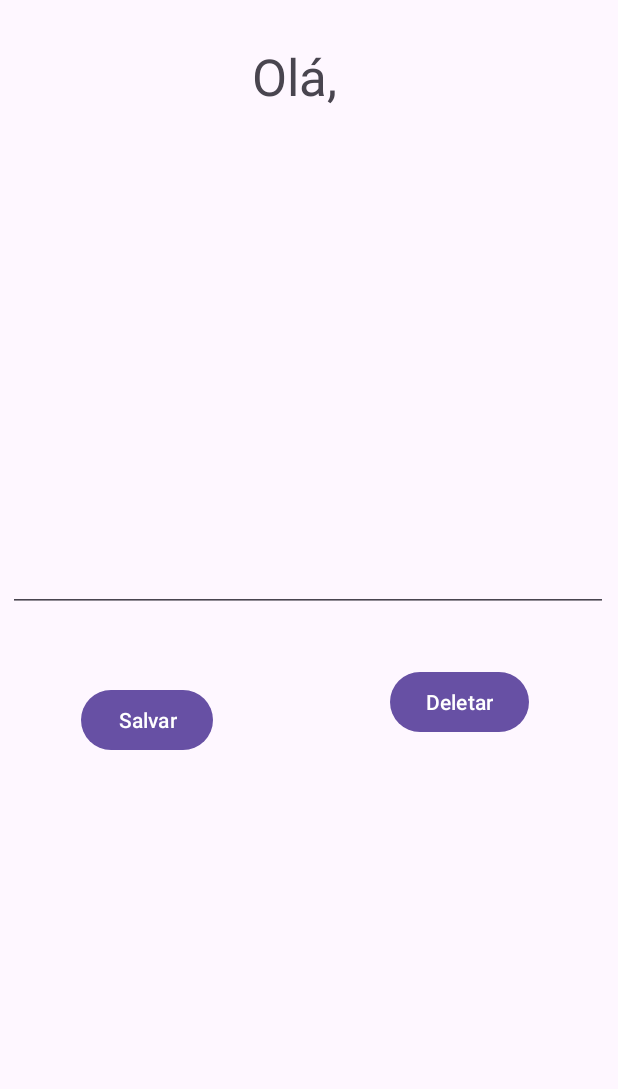
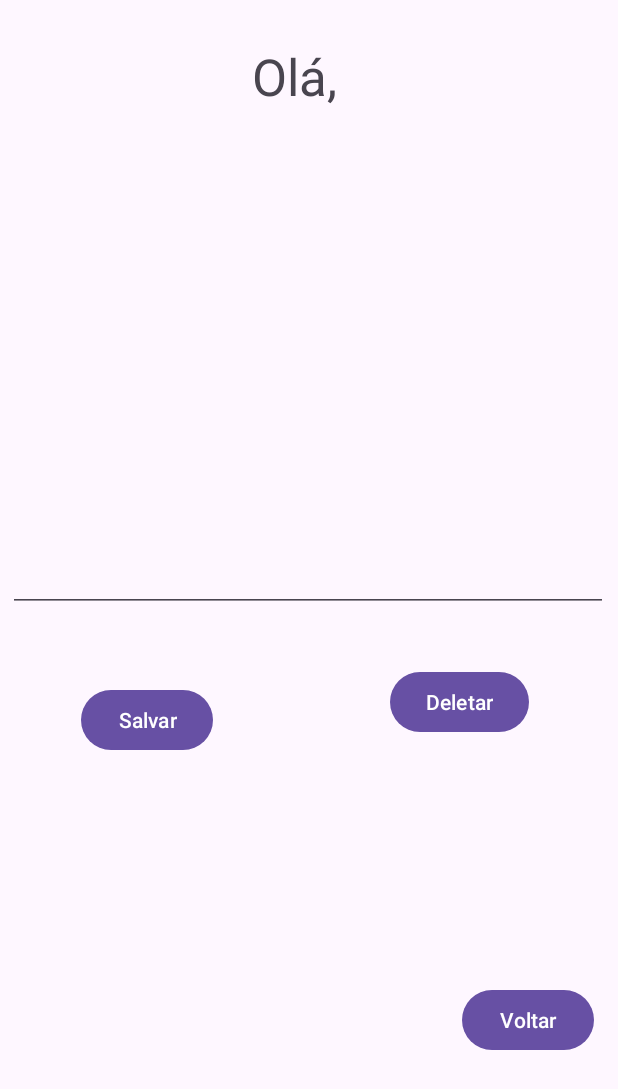
Before and after one commit to EstudanteThiago12/LembreteThiagoSimples, an Android app: the screen it shows after launch (MainActivity), after a tap on "Proxima", on a phone screen of 412 x 824 dp. Shown: the top 1089 px of the screen. Run offline under Robolectric (Android 15) with nearby library versions, the phone set to English and light mode, and no system bars; our stand-ins replace navigation-ui.

Commit message:
ButtonVoltar

```diff
--- a/app/src/main/java/com/example/lembretethiago/LembreteFragment.kt
+++ b/app/src/main/java/com/example/lembretethiago/LembreteFragment.kt
@@ -8,6 +8,7 @@ import android.view.LayoutInflater
 import android.view.View
 import android.view.ViewGroup
 import android.widget.Toast
+import androidx.navigation.fragment.findNavController
 import com.example.lembretethiago.databinding.FragmentLembreteBinding
 
 /**
@@ -55,6 +56,11 @@ class LembreteFragment : Fragment() {
             editar.putString("TEXTO_SALVO",texto).apply()
         }
 
+        binding.buttonVoltar.setOnClickListener(){
+            findNavController().navigate(R.id.action_LembreteFragment_to_WelcomeFragment)
+        }
+
+
 
     }
 
--- a/app/src/main/res/layout/fragment_lembrete.xml
+++ b/app/src/main/res/layout/fragment_lembrete.xml
@@ -51,5 +51,16 @@
         app:layout_constraintStart_toStartOf="parent"
         app:layout_constraintTop_toTopOf="parent" />
 
+    <Button
+        android:id="@+id/buttonVoltar"
+        android:layout_width="wrap_content"
+        android:layout_height="wrap_content"
+        android:layout_marginTop="248dp"
+        android:text="Voltar"
+        app:layout_constraintEnd_toEndOf="parent"
+        app:layout_constraintHorizontal_bias="0.95"
+        app:layout_constraintStart_toStartOf="parent"
+        app:layout_constraintTop_toBottomOf="@+id/TextoDigitado" />
+
 
 </androidx.constraintlayout.widget.ConstraintLayout>
```
